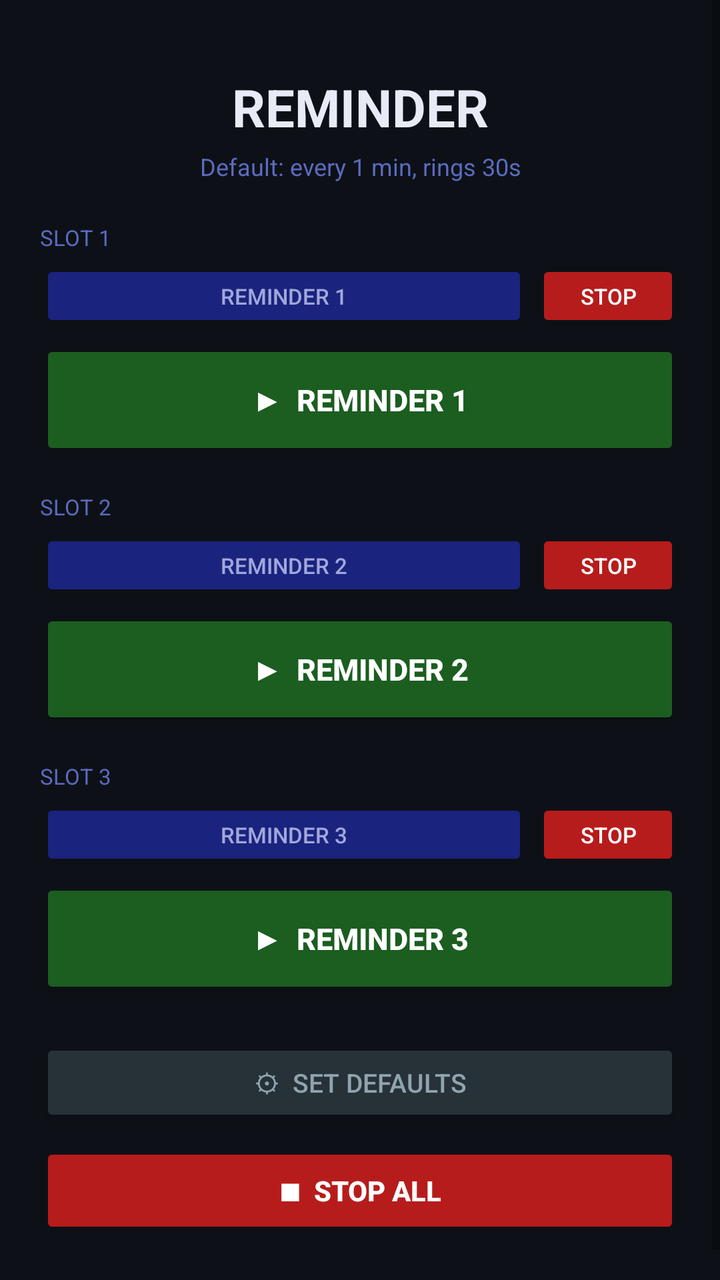
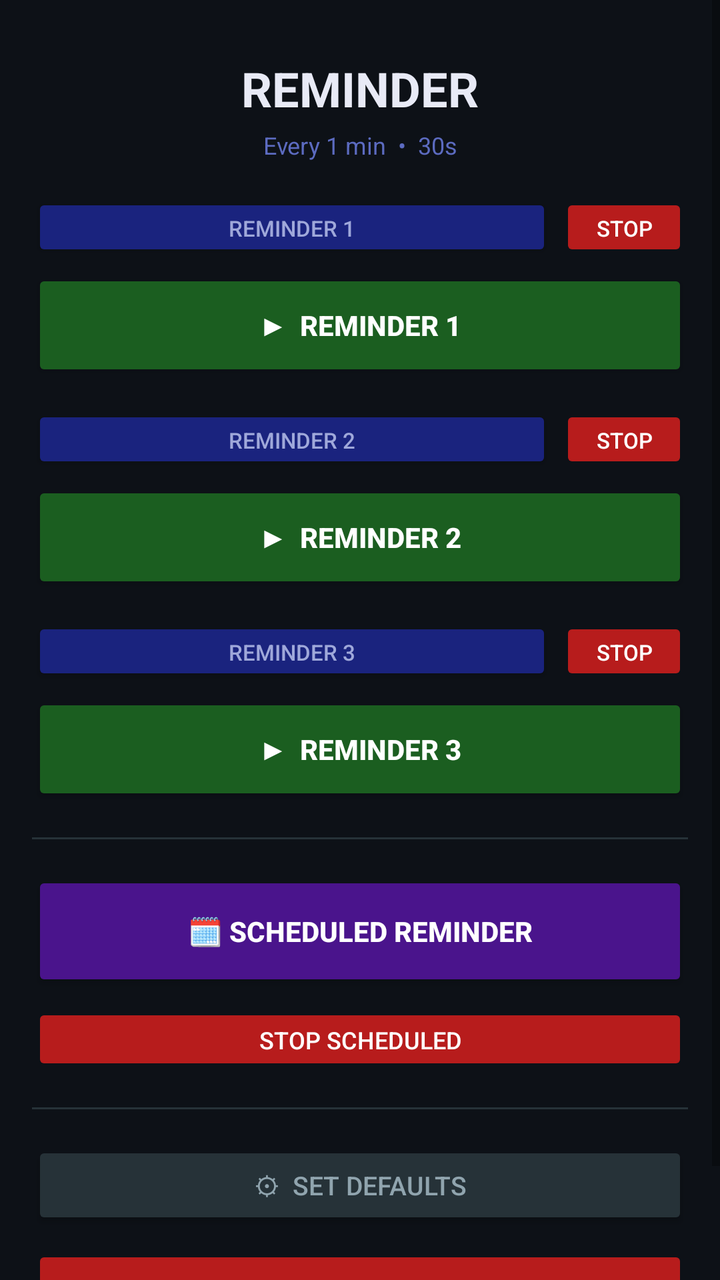

Compare the two renders of this Android layout. The source of the first and the diff that turns it into the second are given below.
<!-- AndroidManifest.xml: application theme AppTheme -->
<!-- res/layout/activity_main.xml -->
<?xml version="1.0" encoding="utf-8"?>
<ScrollView xmlns:android="http://schemas.android.com/apk/res/android"
    android:layout_width="match_parent"
    android:layout_height="match_parent"
    android:background="#0D1117">

    <LinearLayout
        android:layout_width="match_parent"
        android:layout_height="wrap_content"
        android:orientation="vertical"
        android:padding="20dp">

        <TextView
            android:layout_width="match_parent"
            android:layout_height="wrap_content"
            android:text="REMINDER"
            android:textSize="26sp"
            android:textStyle="bold"
            android:textColor="#E8EAF6"
            android:gravity="center"
            android:layout_marginTop="16dp"
            android:layout_marginBottom="4dp"/>

        <TextView
            android:id="@+id/tvSettings"
            android:layout_width="match_parent"
            android:layout_height="wrap_content"
            android:text="Default: every 1 min, rings 30s"
            android:textSize="12sp"
            android:textColor="#5C6BC0"
            android:gravity="center"
            android:layout_marginBottom="20dp"/>

        
        <TextView
            android:layout_width="match_parent"
            android:layout_height="wrap_content"
            android:text="SLOT 1"
            android:textSize="11sp"
            android:textColor="#5C6BC0"
            android:layout_marginBottom="4dp"/>

        <LinearLayout
            android:layout_width="match_parent"
            android:layout_height="wrap_content"
            android:orientation="horizontal"
            android:layout_marginBottom="4dp">

            <Button
                android:id="@+id/btnRename1"
                android:layout_width="0dp"
                android:layout_height="36dp"
                android:layout_weight="1"
                android:text="Reminder 1"
                android:textSize="11sp"
                android:backgroundTint="#1A237E"
                android:textColor="#9FA8DA"
                android:layout_marginEnd="4dp"/>

            <Button
                android:id="@+id/btnStop1"
                android:layout_width="72dp"
                android:layout_height="36dp"
                android:text="STOP"
                android:textSize="11sp"
                android:backgroundTint="#B71C1C"
                android:textColor="#FFFFFF"
                android:enabled="false"/>
        </LinearLayout>

        <Button
            android:id="@+id/btnSlot1"
            android:layout_width="match_parent"
            android:layout_height="60dp"
            android:text="▶  Reminder 1"
            android:textSize="15sp"
            android:textStyle="bold"
            android:backgroundTint="#1B5E20"
            android:textColor="#FFFFFF"
            android:layout_marginBottom="16dp"/>

        
        <TextView
            android:layout_width="match_parent"
            android:layout_height="wrap_content"
            android:text="SLOT 2"
            android:textSize="11sp"
            android:textColor="#5C6BC0"
            android:layout_marginBottom="4dp"/>

        <LinearLayout
            android:layout_width="match_parent"
            android:layout_height="wrap_content"
            android:orientation="horizontal"
            android:layout_marginBottom="4dp">

            <Button
                android:id="@+id/btnRename2"
                android:layout_width="0dp"
                android:layout_height="36dp"
                android:layout_weight="1"
                android:text="Reminder 2"
                android:textSize="11sp"
                android:backgroundTint="#1A237E"
                android:textColor="#9FA8DA"
                android:layout_marginEnd="4dp"/>

            <Button
                android:id="@+id/btnStop2"
                android:layout_width="72dp"
                android:layout_height="36dp"
                android:text="STOP"
                android:textSize="11sp"
                android:backgroundTint="#B71C1C"
                android:textColor="#FFFFFF"
                android:enabled="false"/>
        </LinearLayout>

        <Button
            android:id="@+id/btnSlot2"
            android:layout_width="match_parent"
            android:layout_height="60dp"
            android:text="▶  Reminder 2"
            android:textSize="15sp"
            android:textStyle="bold"
            android:backgroundTint="#1B5E20"
            android:textColor="#FFFFFF"
            android:layout_marginBottom="16dp"/>

        
        <TextView
            android:layout_width="match_parent"
            android:layout_height="wrap_content"
            android:text="SLOT 3"
            android:textSize="11sp"
            android:textColor="#5C6BC0"
            android:layout_marginBottom="4dp"/>

        <LinearLayout
            android:layout_width="match_parent"
            android:layout_height="wrap_content"
            android:orientation="horizontal"
            android:layout_marginBottom="4dp">

            <Button
                android:id="@+id/btnRename3"
                android:layout_width="0dp"
                android:layout_height="36dp"
                android:layout_weight="1"
                android:text="Reminder 3"
                android:textSize="11sp"
                android:backgroundTint="#1A237E"
                android:textColor="#9FA8DA"
                android:layout_marginEnd="4dp"/>

            <Button
                android:id="@+id/btnStop3"
                android:layout_width="72dp"
                android:layout_height="36dp"
                android:text="STOP"
                android:textSize="11sp"
                android:backgroundTint="#B71C1C"
                android:textColor="#FFFFFF"
                android:enabled="false"/>
        </LinearLayout>

        <Button
            android:id="@+id/btnSlot3"
            android:layout_width="match_parent"
            android:layout_height="60dp"
            android:text="▶  Reminder 3"
            android:textSize="15sp"
            android:textStyle="bold"
            android:backgroundTint="#1B5E20"
            android:textColor="#FFFFFF"
            android:layout_marginBottom="20dp"/>

        
        <Button
            android:id="@+id/btnDefaultSettings"
            android:layout_width="match_parent"
            android:layout_height="44dp"
            android:text="⚙  Set Defaults"
            android:textSize="13sp"
            android:backgroundTint="#263238"
            android:textColor="#90A4AE"
            android:layout_marginBottom="8dp"/>

        <Button
            android:id="@+id/btnStopAll"
            android:layout_width="match_parent"
            android:layout_height="48dp"
            android:text="■  STOP ALL"
            android:textSize="14sp"
            android:textStyle="bold"
            android:backgroundTint="#B71C1C"
            android:textColor="#FFFFFF"
            android:enabled="false"
            android:layout_marginBottom="16dp"/>

    </LinearLayout>
</ScrollView>
<!-- resources referenced by this layout -->
<resources>
  <style name="AppTheme" parent="Theme.MaterialComponents.DayNight.NoActionBar">
          <item name="colorPrimary">#3949AB</item>
          <item name="colorPrimaryDark">#1A237E</item>
          <item name="colorAccent">#7986CB</item>
      </style>
</resources>

<!-- the commit's change to res/layout/activity_main.xml (unified diff, before → after) -->
@@ -8,195 +8,63 @@
         android:layout_width="match_parent"
         android:layout_height="wrap_content"
         android:orientation="vertical"
-        android:padding="20dp">
+        android:padding="16dp">
 
         <TextView
             android:layout_width="match_parent"
             android:layout_height="wrap_content"
             android:text="REMINDER"
-            android:textSize="26sp"
+            android:textSize="24sp"
             android:textStyle="bold"
             android:textColor="#E8EAF6"
             android:gravity="center"
-            android:layout_marginTop="16dp"
+            android:layout_marginTop="12dp"
             android:layout_marginBottom="4dp"/>
 
         <TextView
             android:id="@+id/tvSettings"
             android:layout_width="match_parent"
             android:layout_height="wrap_content"
-            android:text="Default: every 1 min, rings 30s"
+            android:text="Every 1 min  •  30s"
             android:textSize="12sp"
             android:textColor="#5C6BC0"
             android:gravity="center"
-            android:layout_marginBottom="20dp"/>
-
-        
-        <TextView
-            android:layout_width="match_parent"
-            android:layout_height="wrap_content"
-            android:text="SLOT 1"
-            android:textSize="11sp"
-            android:textColor="#5C6BC0"
-            android:layout_marginBottom="4dp"/>
-
-        <LinearLayout
-            android:layout_width="match_parent"
-            android:layout_height="wrap_content"
-            android:orientation="horizontal"
-            android:layout_marginBottom="4dp">
-
-            <Button
-                android:id="@+id/btnRename1"
-                android:layout_width="0dp"
-                android:layout_height="36dp"
-                android:layout_weight="1"
-                android:text="Reminder 1"
-                android:textSize="11sp"
-                android:backgroundTint="#1A237E"
-                android:textColor="#9FA8DA"
-                android:layout_marginEnd="4dp"/>
-
-            <Button
-                android:id="@+id/btnStop1"
-                android:layout_width="72dp"
-                android:layout_height="36dp"
-                android:text="STOP"
-                android:textSize="11sp"
-                android:backgroundTint="#B71C1C"
-                android:textColor="#FFFFFF"
-                android:enabled="false"/>
-        </LinearLayout>
-
-        <Button
-            android:id="@+id/btnSlot1"
-            android:layout_width="match_parent"
-            android:layout_height="60dp"
-            android:text="▶  Reminder 1"
-            android:textSize="15sp"
-            android:textStyle="bold"
-            android:backgroundTint="#1B5E20"
-            android:textColor="#FFFFFF"
             android:layout_marginBottom="16dp"/>
 
         
-        <TextView
-            android:layout_width="match_parent"
-            android:layout_height="wrap_content"
-            android:text="SLOT 2"
-            android:textSize="11sp"
-            android:textColor="#5C6BC0"
-            android:layout_marginBottom="4dp"/>
-
-        <LinearLayout
-            android:layout_width="match_parent"
-            android:layout_height="wrap_content"
-            android:orientation="horizontal"
-            android:layout_marginBottom="4dp">
-
-            <Button
-                android:id="@+id/btnRename2"
-                android:layout_width="0dp"
-                android:layout_height="36dp"
-                android:layout_weight="1"
-                android:text="Reminder 2"
-                android:textSize="11sp"
-                android:backgroundTint="#1A237E"
-                android:textColor="#9FA8DA"
-                android:layout_marginEnd="4dp"/>
-
-            <Button
-                android:id="@+id/btnStop2"
-                android:layout_width="72dp"
-                android:layout_height="36dp"
-                android:text="STOP"
-                android:textSize="11sp"
-                android:backgroundTint="#B71C1C"
-                android:textColor="#FFFFFF"
-                android:enabled="false"/>
+        <LinearLayout android:layout_width="match_parent" android:layout_height="wrap_content" android:orientation="horizontal" android:layout_marginBottom="4dp">
+            <Button android:id="@+id/btnRename1" android:layout_width="0dp" android:layout_height="34dp" android:layout_weight="1" android:text="Reminder 1" android:textSize="11sp" android:backgroundTint="#1A237E" android:textColor="#9FA8DA" android:layout_marginEnd="4dp"/>
+            <Button android:id="@+id/btnStop1" android:layout_width="64dp" android:layout_height="34dp" android:text="STOP" android:textSize="11sp" android:backgroundTint="#B71C1C" android:textColor="#FFFFFF" android:enabled="false"/>
         </LinearLayout>
-
-        <Button
-            android:id="@+id/btnSlot2"
-            android:layout_width="match_parent"
-            android:layout_height="60dp"
-            android:text="▶  Reminder 2"
-            android:textSize="15sp"
-            android:textStyle="bold"
-            android:backgroundTint="#1B5E20"
-            android:textColor="#FFFFFF"
-            android:layout_marginBottom="16dp"/>
+        <Button android:id="@+id/btnSlot1" android:layout_width="match_parent" android:layout_height="56dp" android:text="▶  Reminder 1" android:textSize="14sp" android:textStyle="bold" android:backgroundTint="#1B5E20" android:textColor="#FFFFFF" android:layout_marginBottom="12dp"/>
 
         
-        <TextView
-            android:layout_width="match_parent"
-            android:layout_height="wrap_content"
-            android:text="SLOT 3"
-            android:textSize="11sp"
-            android:textColor="#5C6BC0"
-            android:layout_marginBottom="4dp"/>
-
-        <LinearLayout
-            android:layout_width="match_parent"
-            android:layout_height="wrap_content"
-            android:orientation="horizontal"
-            android:layout_marginBottom="4dp">
-
-            <Button
-                android:id="@+id/btnRename3"
-                android:layout_width="0dp"
-                android:layout_height="36dp"
-                android:layout_weight="1"
-                android:text="Reminder 3"
-                android:textSize="11sp"
-                android:backgroundTint="#1A237E"
-                android:textColor="#9FA8DA"
-                android:layout_marginEnd="4dp"/>
-
-            <Button
-                android:id="@+id/btnStop3"
-                android:layout_width="72dp"
-                android:layout_height="36dp"
-                android:text="STOP"
-                android:textSize="11sp"
-                android:backgroundTint="#B71C1C"
-                android:textColor="#FFFFFF"
-                android:enabled="false"/>
+        <LinearLayout android:layout_width="match_parent" android:layout_height="wrap_content" android:orientation="horizontal" android:layout_marginBottom="4dp">
+            <Button android:id="@+id/btnRename2" android:layout_width="0dp" android:layout_height="34dp" android:layout_weight="1" android:text="Reminder 2" android:textSize="11sp" android:backgroundTint="#1A237E" android:textColor="#9FA8DA" android:layout_marginEnd="4dp"/>
+            <Button android:id="@+id/btnStop2" android:layout_width="64dp" android:layout_height="34dp" android:text="STOP" android:textSize="11sp" android:backgroundTint="#B71C1C" android:textColor="#FFFFFF" android:enabled="false"/>
         </LinearLayout>
-
-        <Button
-            android:id="@+id/btnSlot3"
-            android:layout_width="match_parent"
-            android:layout_height="60dp"
-            android:text="▶  Reminder 3"
-            android:textSize="15sp"
-            android:textStyle="bold"
-            android:backgroundTint="#1B5E20"
-            android:textColor="#FFFFFF"
-            android:layout_marginBottom="20dp"/>
+        <Button android:id="@+id/btnSlot2" android:layout_width="match_parent" android:layout_height="56dp" android:text="▶  Reminder 2" android:textSize="14sp" android:textStyle="bold" android:backgroundTint="#1B5E20" android:textColor="#FFFFFF" android:layout_marginBottom="12dp"/>
 
         
-        <Button
-            android:id="@+id/btnDefaultSettings"
-            android:layout_width="match_parent"
-            android:layout_height="44dp"
-            android:text="⚙  Set Defaults"
-            android:textSize="13sp"
-            android:backgroundTint="#263238"
-            android:textColor="#90A4AE"
-            android:layout_marginBottom="8dp"/>
+        <LinearLayout android:layout_width="match_parent" android:layout_height="wrap_content" android:orientation="horizontal" android:layout_marginBottom="4dp">
+            <Button android:id="@+id/btnRename3" android:layout_width="0dp" android:layout_height="34dp" android:layout_weight="1" android:text="Reminder 3" android:textSize="11sp" android:backgroundTint="#1A237E" android:textColor="#9FA8DA" android:layout_marginEnd="4dp"/>
+            <Button android:id="@+id/btnStop3" android:layout_width="64dp" android:layout_height="34dp" android:text="STOP" android:textSize="11sp" android:backgroundTint="#B71C1C" android:textColor="#FFFFFF" android:enabled="false"/>
+        </LinearLayout>
+        <Button android:id="@+id/btnSlot3" android:layout_width="match_parent" android:layout_height="56dp" android:text="▶  Reminder 3" android:textSize="14sp" android:textStyle="bold" android:backgroundTint="#1B5E20" android:textColor="#FFFFFF" android:layout_marginBottom="16dp"/>
 
-        <Button
-            android:id="@+id/btnStopAll"
-            android:layout_width="match_parent"
-            android:layout_height="48dp"
-            android:text="■  STOP ALL"
-            android:textSize="14sp"
-            android:textStyle="bold"
-            android:backgroundTint="#B71C1C"
-            android:textColor="#FFFFFF"
-            android:enabled="false"
-            android:layout_marginBottom="16dp"/>
+        
+        <View android:layout_width="match_parent" android:layout_height="1dp" android:background="#263238" android:layout_marginBottom="16dp"/>
+
+        
+        <Button android:id="@+id/btnScheduled" android:layout_width="match_parent" android:layout_height="60dp" android:text="🗓 Scheduled Reminder" android:textSize="14sp" android:textStyle="bold" android:backgroundTint="#4A148C" android:textColor="#FFFFFF" android:layout_marginBottom="6dp"/>
+        <Button android:id="@+id/btnStopScheduled" android:layout_width="match_parent" android:layout_height="36dp" android:text="STOP SCHEDULED" android:textSize="12sp" android:backgroundTint="#B71C1C" android:textColor="#FFFFFF" android:enabled="false" android:layout_marginBottom="16dp"/>
+
+        
+        <View android:layout_width="match_parent" android:layout_height="1dp" android:background="#263238" android:layout_marginBottom="16dp"/>
+
+        
+        <Button android:id="@+id/btnDefaultSettings" android:layout_width="match_parent" android:layout_height="44dp" android:text="⚙  Set Defaults" android:textSize="13sp" android:backgroundTint="#263238" android:textColor="#90A4AE" android:layout_marginBottom="8dp"/>
+        <Button android:id="@+id/btnStopAll" android:layout_width="match_parent" android:layout_height="48dp" android:text="■  STOP ALL" android:textSize="14sp" android:textStyle="bold" android:backgroundTint="#B71C1C" android:textColor="#FFFFFF" android:enabled="false" android:layout_marginBottom="16dp"/>
 
     </LinearLayout>
 </ScrollView>
